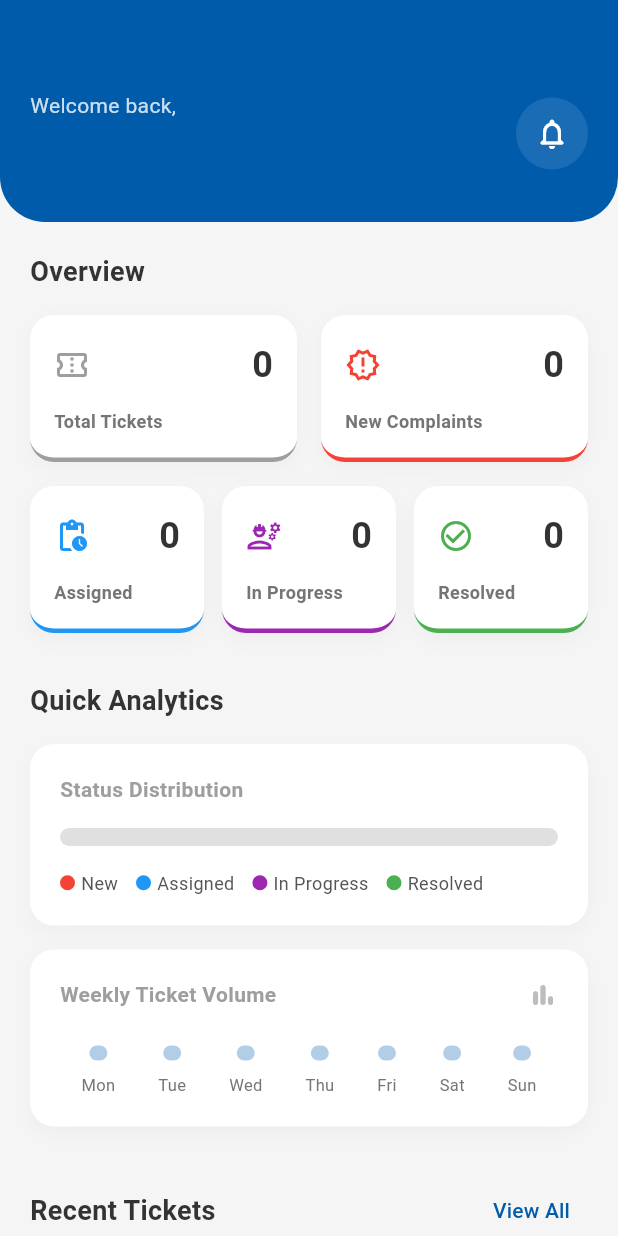
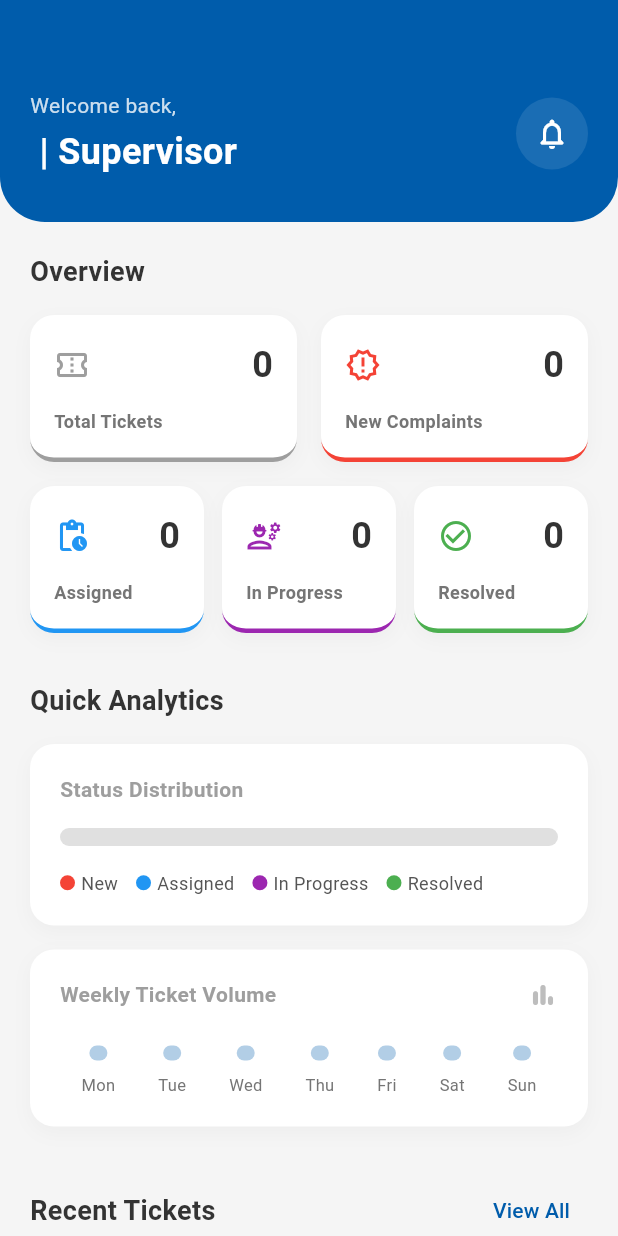
Before and after one commit to kemar-khan/tmassist, a Flutter app: the SupervisorHomeScreen screen opened directly, on a phone screen of 412 x 824 dp. Run offline on Flutter 3.47's test engine with Material 3 defaults, Android fonts, the phone set to English and light mode, and no system bars; our stand-ins replace cloud_firestore, firebase_auth, firebase_core; accounts and stored records are empty.

```diff
--- a/lib/features/supervisor/supervisor_home_screen.dart
+++ b/lib/features/supervisor/supervisor_home_screen.dart
@@ -116,7 +116,7 @@ class SupervisorHomeScreen extends StatelessWidget {
                               ),
                               const SizedBox(height: 4),
                               Text(
-                                supervisorName,
+                                supervisorName + " | Supervisor",
                                 style: const TextStyle(
                                   color: Colors.white,
                                   fontSize: 24,
```
